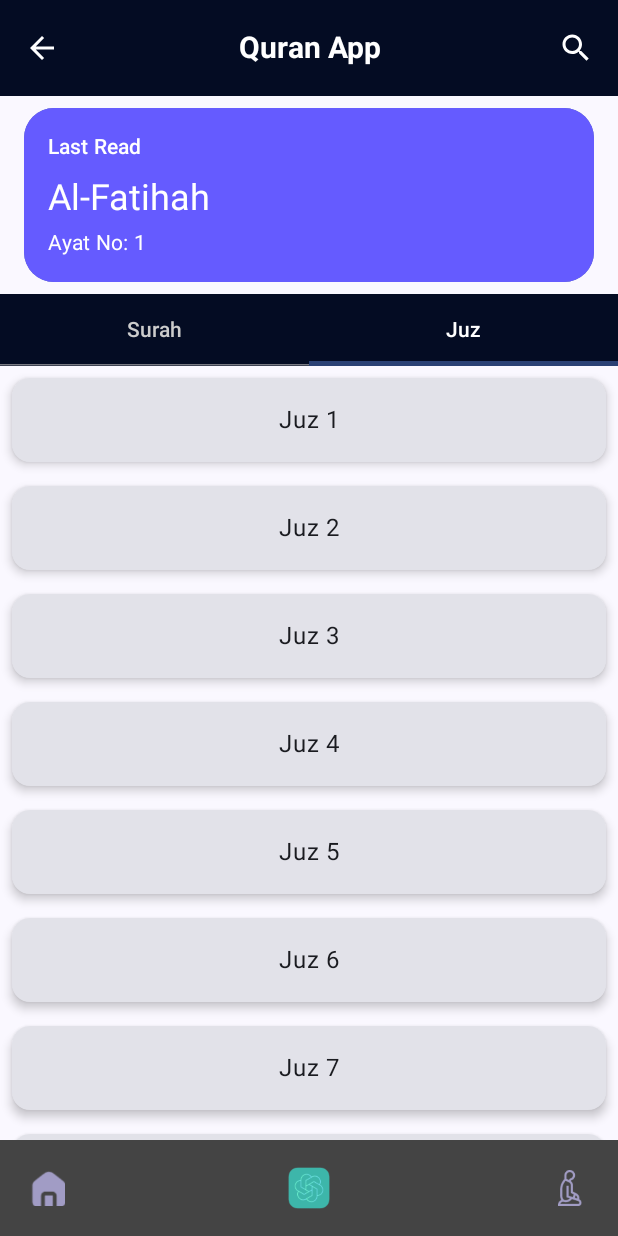
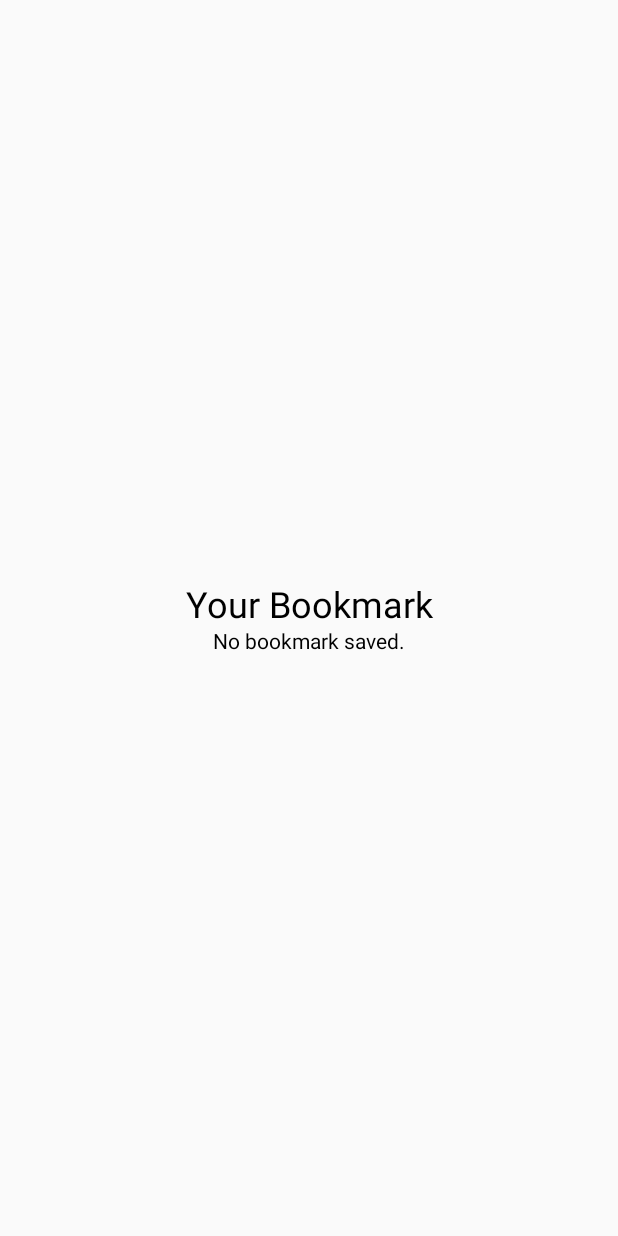
Before and after one commit to bwahyuh/QuranMe, an Android app built with Jetpack Compose: the HomeActivity screen opened directly, with no data from a screen before it, after a tap on "Bookmark", on a phone screen of 412 x 824 dp. Run offline under Robolectric (Android 15) with nearby library versions, the phone set to English and light mode, and no system bars; our stand-ins replace Room's generated code, livedata-compose.

Commit message:
update bookmark

```diff
--- a/app/src/main/AndroidManifest.xml
+++ b/app/src/main/AndroidManifest.xml
@@ -25,7 +25,11 @@
         android:theme="@style/Theme.QuranMe"
 
         tools:targetApi="31">
-
+        <activity android:name=".ui.bookmark.BookmarkActivity"
+            android:exported="true"
+            android:label="BookmarkActivity"
+            android:theme="@style/Theme.QuranMe"
+            />
         <activity
             android:name=".ui.quran.QuranActivity"
             android:exported="true"
--- /dev/null
+++ b/app/src/main/java/com/example/quranme/compose/page/BookmarkUi.kt
@@ -0,0 +1,41 @@
+package com.example.quranme.compose.page
+
+import android.util.Log
+import androidx.compose.foundation.layout.*
+import androidx.compose.material3.Button
+import androidx.compose.material3.MaterialTheme
+import androidx.compose.material3.Text
+import androidx.compose.runtime.Composable
+import androidx.compose.runtime.livedata.observeAsState
+import androidx.compose.runtime.rememberCoroutineScope
+import androidx.compose.ui.Alignment
+import androidx.compose.ui.Modifier
+import androidx.compose.ui.unit.dp
+import androidx.lifecycle.viewmodel.compose.viewModel
+import com.example.quranme.ui.quran.QuranViewModel
+
+@Composable
+fun BookmarkPage(viewModel: QuranViewModel = viewModel(), navigateToSurah: (Int, Int) -> Unit) {
+    val bookmark = viewModel.loadBookmark().observeAsState().value
+
+    Column(
+        modifier = Modifier.fillMaxSize().padding(16.dp),
+        horizontalAlignment = Alignment.CenterHorizontally,
+        verticalArrangement = Arrangement.Center
+    ) {
+        Text("Your Bookmark", style = MaterialTheme.typography.headlineSmall)
+
+        if (bookmark != null) {
+            Spacer(modifier = Modifier.height(20.dp))
+            Text("Surah Number: ${bookmark.surahNumber}")
+            Text("Ayat Number: ${bookmark.ayatNumber}")
+
+            Spacer(modifier = Modifier.height(20.dp))
+            Button(onClick = { navigateToSurah(bookmark.surahNumber, bookmark.ayatNumber) }) {
+                Text("Go to Bookmark")
+            }
+        } else {
+            Text("No bookmark saved.")
+        }
+    }
+}
--- /dev/null
+++ b/app/src/main/java/com/example/quranme/repo/local/DatabaseBuilder.kt
@@ -0,0 +1,21 @@
+package com.example.quranme.repo.local
+
+import android.content.Context
+import androidx.room.Room
+
+object DatabaseBuilder {
+    private var instance: AppDatabase? = null
+
+    fun getDatabase(context: Context): AppDatabase {
+        if (instance == null) {
+            synchronized(AppDatabase::class) {
+                instance = Room.databaseBuilder(
+                    context.applicationContext,
+                    AppDatabase::class.java,
+                    "quranme-database"
+                ).build()
+            }
+        }
+        return instance!!
+    }
+}
--- /dev/null
+++ b/app/src/main/java/com/example/quranme/ui/bookmark/BookmarkActivity.kt
@@ -0,0 +1,23 @@
+package com.example.quranme.ui.bookmark
+
+import android.os.Bundle
+import androidx.activity.ComponentActivity
+import androidx.activity.compose.setContent
+import com.example.quranme.ui.quran.QuranViewModel
+import androidx.lifecycle.ViewModelProvider
+import com.example.quranme.compose.page.BookmarkPage
+
+class BookmarkActivity : ComponentActivity() {
+    override fun onCreate(savedInstanceState: Bundle?) {
+        super.onCreate(savedInstanceState)
+        val viewModel = ViewModelProvider(this, QuranViewModel.QuranViewModelFactory(this))
+            .get(QuranViewModel::class.java
+        )
+        setContent {
+            BookmarkPage(viewModel = viewModel) { surahNumber, ayatNumber ->
+                // Navigate to the selected Surah and Ayat
+                // You need to implement this navigation logic
+            }
+        }
+    }
+}
--- a/app/src/main/java/com/example/quranme/ui/main/HomeActivity.kt
+++ b/app/src/main/java/com/example/quranme/ui/main/HomeActivity.kt
@@ -23,6 +23,7 @@ import com.example.quranme.compose.ui.components.TopBar
 import com.example.quranme.compose.ui.components.Menu
 import com.example.quranme.compose.ui.components.LastReadSection
 import com.example.quranme.compose.page.PrayerTimeList
+import com.example.quranme.ui.bookmark.BookmarkActivity
 import com.example.quranme.ui.quiz.IsiQuiz
 import com.example.quranme.ui.quran.CariBacaanActivity
 
@@ -47,7 +48,8 @@ class HomeActivity : ComponentActivity() {
                 currentTime = "15:00 WIB",
                 onMenuSelected = { menuTitle ->
                     when (menuTitle) {
-                        "Al-Qur'an", "Bookmark" -> navigateToCariBacaanActivity()
+                        "Al-Qur'an" -> navigateToCariBacaanActivity()
+                        "Bookmark" -> navigateToBookmarkActivity() // Updated case
                         "Settings" -> navigateToSettingScreen()
                         "Quiz" -> navigateToQuizActivity()
                     }
@@ -91,4 +93,9 @@ class HomeActivity : ComponentActivity() {
         val intent = Intent(this, IsiQuiz::class.java)
         startActivity(intent)
     }
+
+    private fun navigateToBookmarkActivity() {
+        val intent = Intent(this, BookmarkActivity::class.java)
+        startActivity(intent)
+    }
 }
--- a/app/src/main/java/com/example/quranme/ui/quran/QuranViewModel.kt
+++ b/app/src/main/java/com/example/quranme/ui/quran/QuranViewModel.kt
@@ -1,6 +1,7 @@
 package com.example.quranme.ui.quran
 
 import android.content.Context
+import android.util.Log
 import com.example.quranme.R
 import com.example.quranme.data.model.Ayat
 import com.google.gson.Gson
@@ -12,8 +13,11 @@ import androidx.lifecycle.ViewModel
 import androidx.lifecycle.viewModelScope
 
 import androidx.lifecycle.ViewModelProvider
+import androidx.lifecycle.liveData
+import com.example.quranme.data.model.Bookmark
 import com.example.quranme.data.model.Surat
 import com.example.quranme.data.model.SuratResponse
+import com.example.quranme.repo.local.DatabaseBuilder
 import com.google.gson.JsonSyntaxException
 
 class QuranViewModel(private val context: Context) : ViewModel() {
@@ -23,6 +27,11 @@ class QuranViewModel(private val context: Context) : ViewModel() {
     private val _surahs = MutableLiveData<List<Surat>>()
     val surahs: LiveData<List<Surat>> = _surahs
 
+    private val db = DatabaseBuilder.getDatabase(context)
+    private val bookmarkDao = db.bookmarkDao()
+
+    private val _bookmark = MutableLiveData<Bookmark>()
+    val bookmark: LiveData<Bookmark> = _bookmark
     init {
         loadSurahs()
     }
@@ -71,4 +80,21 @@ class QuranViewModel(private val context: Context) : ViewModel() {
             throw IllegalArgumentException("Unknown ViewModel class")
         }
     }
+
+    fun saveBookmark(surahNumber: Int, ayatNumber: Int) {
+        viewModelScope.launch {
+            bookmarkDao.insertBookmark(Bookmark(0, surahNumber, ayatNumber))
+        }
+    }
+
+    // Rename the method to avoid clash
+    fun loadBookmark(): LiveData<Bookmark?> {
+        return liveData {
+            emit(bookmarkDao.getBookmark())
+        }
+    }
+
+
+
+
 }
--- /dev/null
+++ b/app/src/main/res/drawable/bookmark_added.xml
@@ -0,0 +1,5 @@
+<vector android:height="24dp" android:tint="#262525"
+    android:viewportHeight="24" android:viewportWidth="24"
+    android:width="24dp" xmlns:android="http://schemas.android.com/apk/res/android">
+    <path android:fillColor="@android:color/white" android:pathData="M19,21l-7,-3l-7,3V5c0,-1.1 0.9,-2 2,-2l7,0c-0.63,0.84 -1,1.87 -1,3c0,2.76 2.24,5 5,5c0.34,0 0.68,-0.03 1,-0.1V21zM17.83,9L15,6.17l1.41,-1.41l1.41,1.41l3.54,-3.54l1.41,1.41L17.83,9z"/>
+</vector>
--- /dev/null
+++ b/app/src/main/res/drawable/bookmark_border.xml
@@ -0,0 +1,5 @@
+<vector android:height="24dp" android:tint="#262525"
+    android:viewportHeight="24" android:viewportWidth="24"
+    android:width="24dp" xmlns:android="http://schemas.android.com/apk/res/android">
+    <path android:fillColor="@android:color/white" android:pathData="M17,3L7,3c-1.1,0 -1.99,0.9 -1.99,2L5,21l7,-3 7,3L19,5c0,-1.1 -0.9,-2 -2,-2zM17,18l-5,-2.18L7,18L7,5h10v13z"/>
+</vector>
--- a/build.gradle.kts
+++ b/build.gradle.kts
@@ -1,6 +1,7 @@
 buildscript {
     dependencies {
         classpath("com.google.gms:google-services:4.4.0")
+        classpath("org.jetbrains.kotlin:kotlin-gradle-plugin:1.6.10")
     }
 }
 // Top-level build file where you can add configuration options common to all sub-projects/modules.
@@ -8,6 +9,8 @@ plugins {
     id("com.android.application") version "8.2.0" apply false
     id("org.jetbrains.kotlin.android") version "1.8.10" apply false
 
+
+
     id("com.google.devtools.ksp") version "1.8.10-1.0.9" apply false
 
 //    id ("com.google.dagger.hilt.android") version "2.41" apply false
```
Also changed, not shown: app/build.gradle.kts (+16 -5 lines), app/src/main/java/com/example/quranme/compose/page/readQuranUi.kt (+23 -6 lines), app/src/main/java/com/example/quranme/data/model/Bookmark.kt (added, +11 -0 lines), app/src/main/java/com/example/quranme/repo/local/AppDatabase.kt (added, +10 -0 lines), app/src/main/java/com/example/quranme/repo/local/BookmarkDao.kt (added, +15 -0 lines), app/src/main/java/com/example/quranme/ui/quran/QuranActivity.kt (+15 -7 lines).
